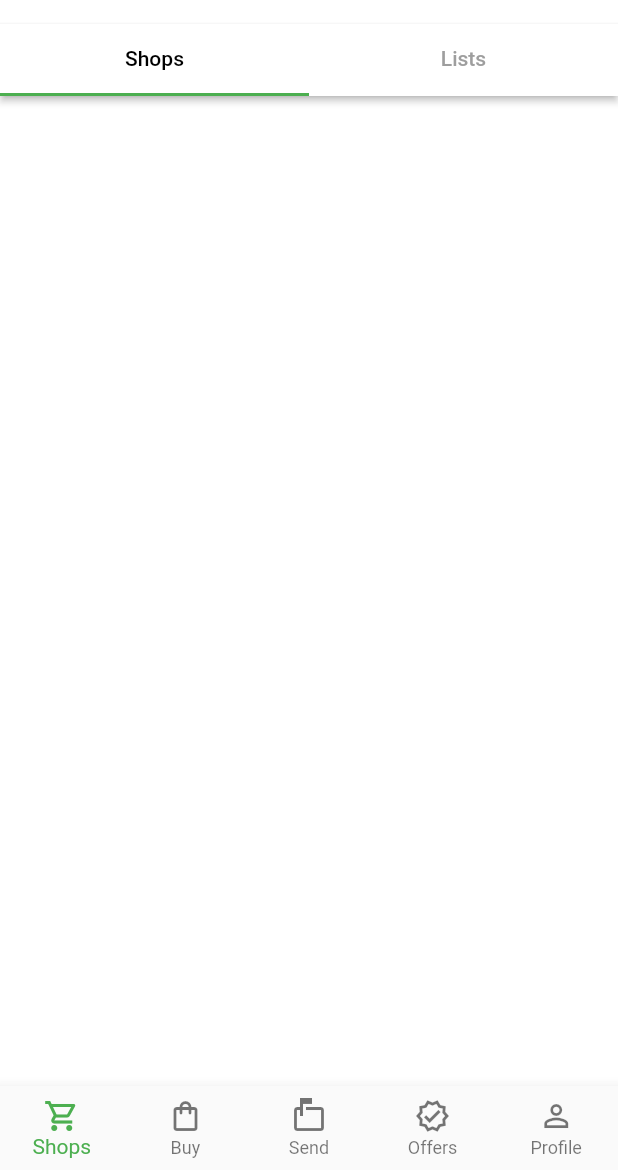
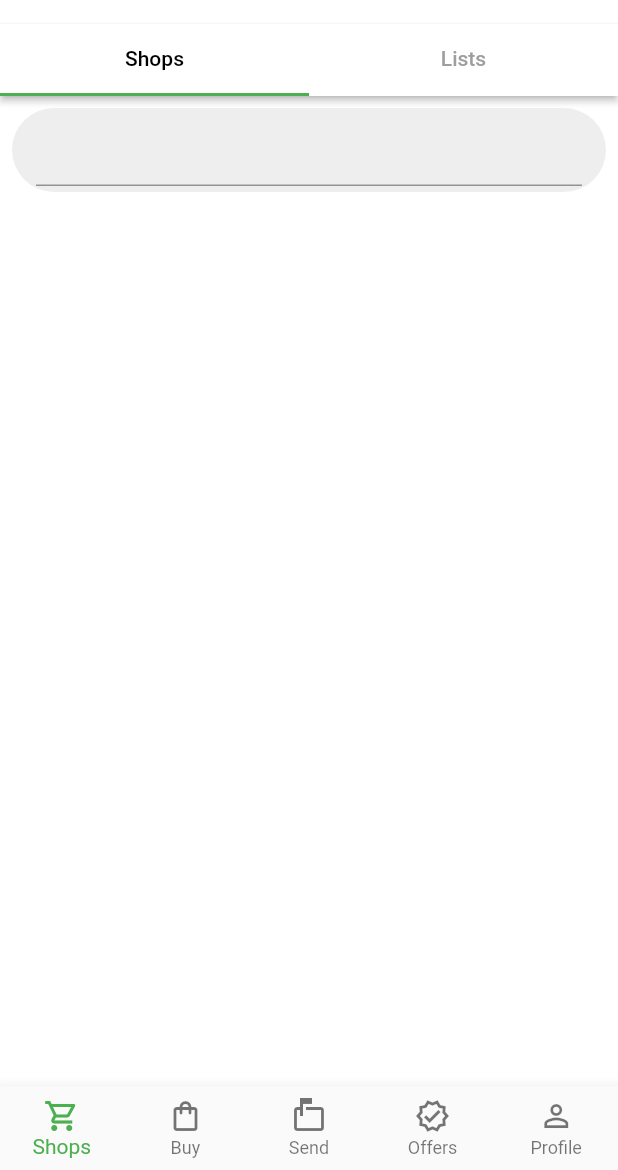
Before and after one commit to JAICHANGPARK/flutter_notebook_15th_story, a Flutter app: the screen it shows after launch, on a phone screen of 412 x 824 dp, the part 66-1236 px from its top. Run offline on Flutter 3.47's test engine with Material 2 defaults, Android fonts, the light colour scheme and no system bars; our stand-ins replace badges, fl_chart, freezed_annotation, line_icons, percent_indicator; generated files the repository leaves out were written again.

Commit message:
Update groceries_shop_component.dart

```diff
--- a/lib/ep947_groceries_app/src/ui/groceries_shop_component.dart
+++ b/lib/ep947_groceries_app/src/ui/groceries_shop_component.dart
@@ -36,7 +36,20 @@ class _GroceriesShopComponentState extends State<GroceriesShopComponent> {
               children: [
                 SingleChildScrollView(
                   child: Column(
-                    children: [],
+                    children: [
+                      Padding(
+                        padding: const EdgeInsets.all(8.0),
+                        child: Container(
+                          padding: EdgeInsets.symmetric(horizontal: 16, vertical: 4),
+                          decoration: BoxDecoration(
+                            color: Colors.grey[200],
+                            borderRadius: BorderRadius.circular(36)
+                          ),
+                          child: TextField(),
+                        ),
+                      )
+
+                    ],
                   ),
                 ),
                 ListView.builder(itemBuilder: (context, index) {
```
